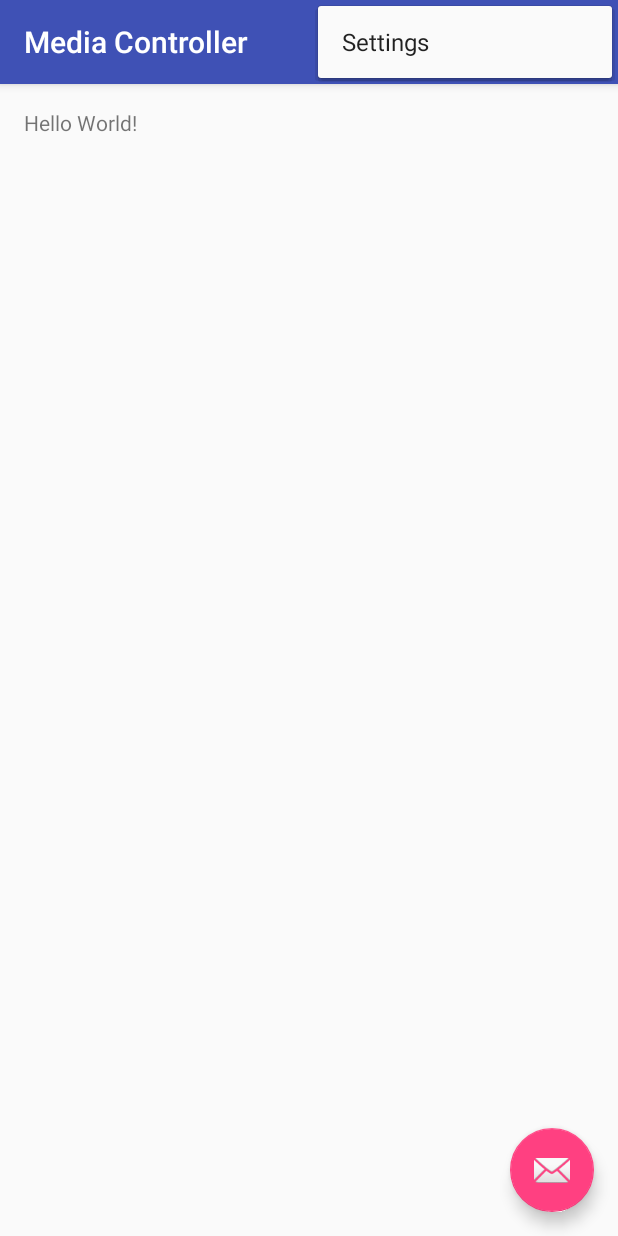
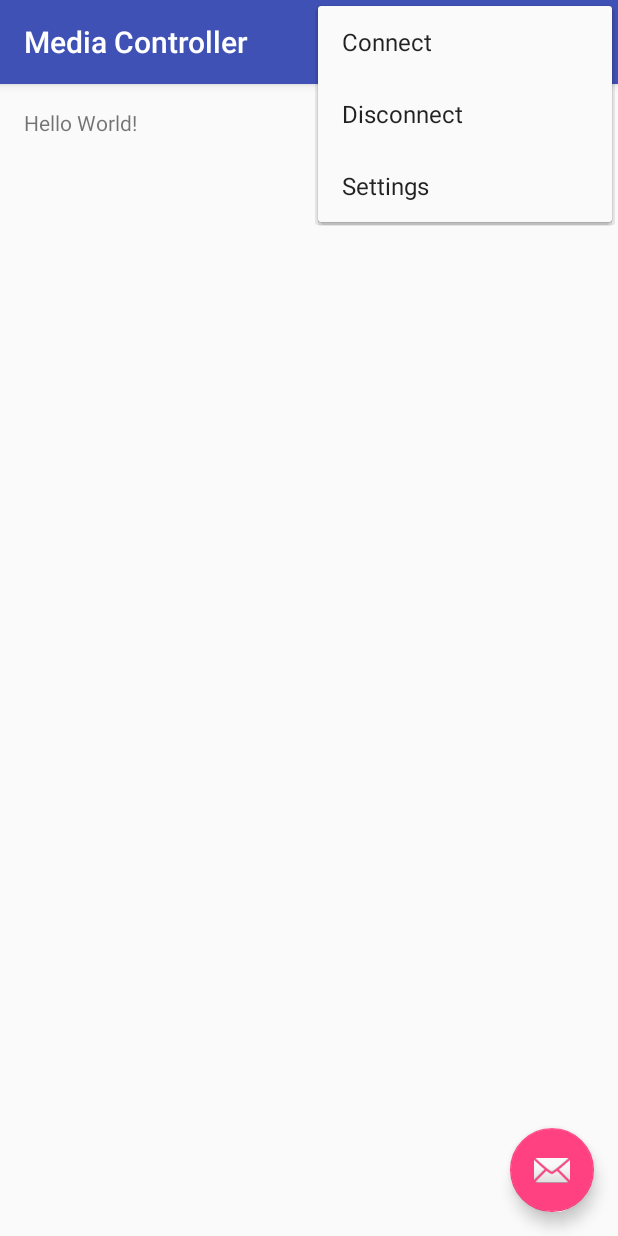
Before and after one commit to s-d/set09118_coursework, an Android app: the screen it shows after launch (MainActivity), with the options menu open, on a phone screen of 412 x 824 dp. Run offline under Robolectric (Android 15) with nearby library versions, the light colour scheme and no system bars.

Commit message:
added menu items

```diff
--- a/ANDROID/MediaController/app/src/main/java/uk/co/sam/mediacontroller/MainActivity.java
+++ b/ANDROID/MediaController/app/src/main/java/uk/co/sam/mediacontroller/MainActivity.java
@@ -18,14 +18,14 @@ public class MainActivity extends AppCompatActivity {
         Toolbar toolbar = (Toolbar) findViewById(R.id.toolbar);
         setSupportActionBar(toolbar);
 
-        FloatingActionButton fab = (FloatingActionButton) findViewById(R.id.fab);
-        fab.setOnClickListener(new View.OnClickListener() {
-            @Override
-            public void onClick(View view) {
-                Snackbar.make(view, "Replace with your own action", Snackbar.LENGTH_LONG)
-                        .setAction("Action", null).show();
-            }
-        });
+//        FloatingActionButton fab = (FloatingActionButton) findViewById(R.id.fab);
+//        fab.setOnClickListener(new View.OnClickListener() {
+//            @Override
+//            public void onClick(View view) {
+//                Snackbar.make(view, "Replace with your own action", Snackbar.LENGTH_LONG)
+//                        .setAction("Action", null).show();
+//            }
+//        });
     }
 
     @Override
--- a/ANDROID/MediaController/app/src/main/res/layout/activity_main.xml
+++ b/ANDROID/MediaController/app/src/main/res/layout/activity_main.xml
@@ -1,5 +1,6 @@
 <?xml version="1.0" encoding="utf-8"?>
-<android.support.design.widget.CoordinatorLayout xmlns:android="http://schemas.android.com/apk/res/android"
+<android.support.design.widget.CoordinatorLayout
+    xmlns:android="http://schemas.android.com/apk/res/android"
     xmlns:app="http://schemas.android.com/apk/res-auto"
     xmlns:tools="http://schemas.android.com/tools"
     android:layout_width="match_parent"
--- a/ANDROID/MediaController/app/src/main/res/menu/menu_main.xml
+++ b/ANDROID/MediaController/app/src/main/res/menu/menu_main.xml
@@ -3,8 +3,19 @@
     xmlns:tools="http://schemas.android.com/tools"
     tools:context="uk.co.sam.mediacontroller.MainActivity">
     <item
+        android:id="@+id/action_connect"
+        android:orderInCategory="0"
+        android:title="@string/action_connect"
+        app:showAsAction="never" />
+    <item
+        android:id="@+id/action_disconnect"
+        android:orderInCategory="1"
+        android:title="@string/action_disconnect"
+        app:showAsAction="never" />
+    <item
         android:id="@+id/action_settings"
-        android:orderInCategory="100"
+        android:orderInCategory="2"
         android:title="@string/action_settings"
         app:showAsAction="never" />
+
 </menu>
--- a/ANDROID/MediaController/app/src/main/res/values/strings.xml
+++ b/ANDROID/MediaController/app/src/main/res/values/strings.xml
@@ -1,4 +1,6 @@
 <resources>
     <string name="app_name">Media Controller</string>
     <string name="action_settings">Settings</string>
+    <string name="action_connect">Connect</string>
+    <string name="action_disconnect">Disconnect</string>
 </resources>
```
